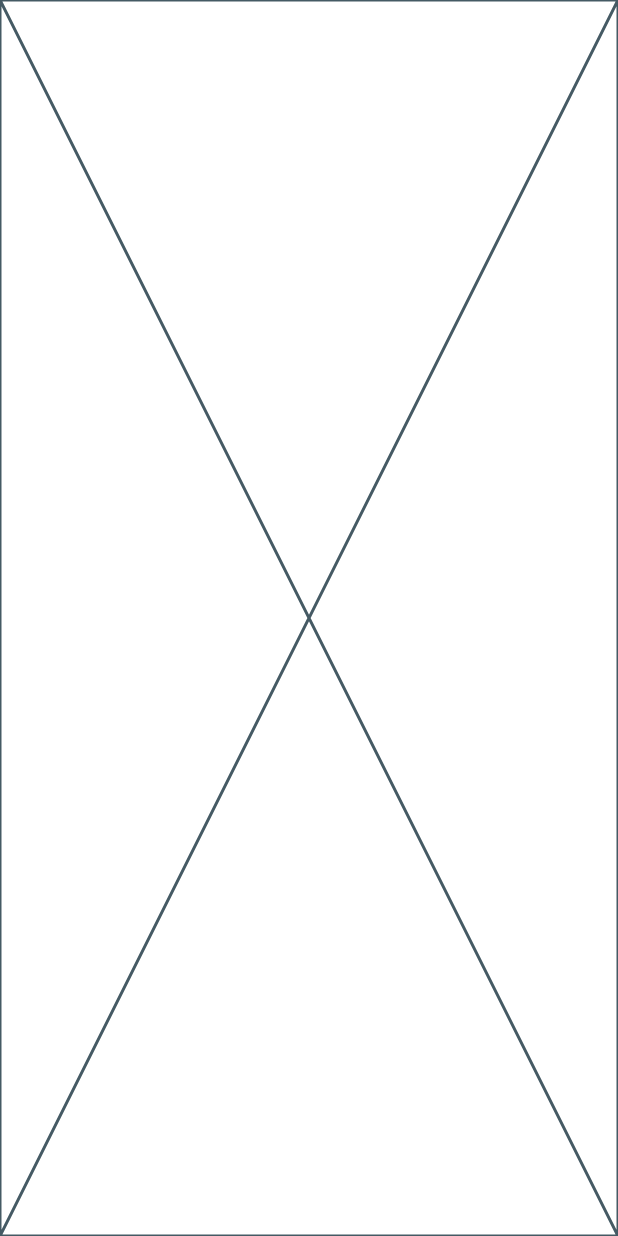
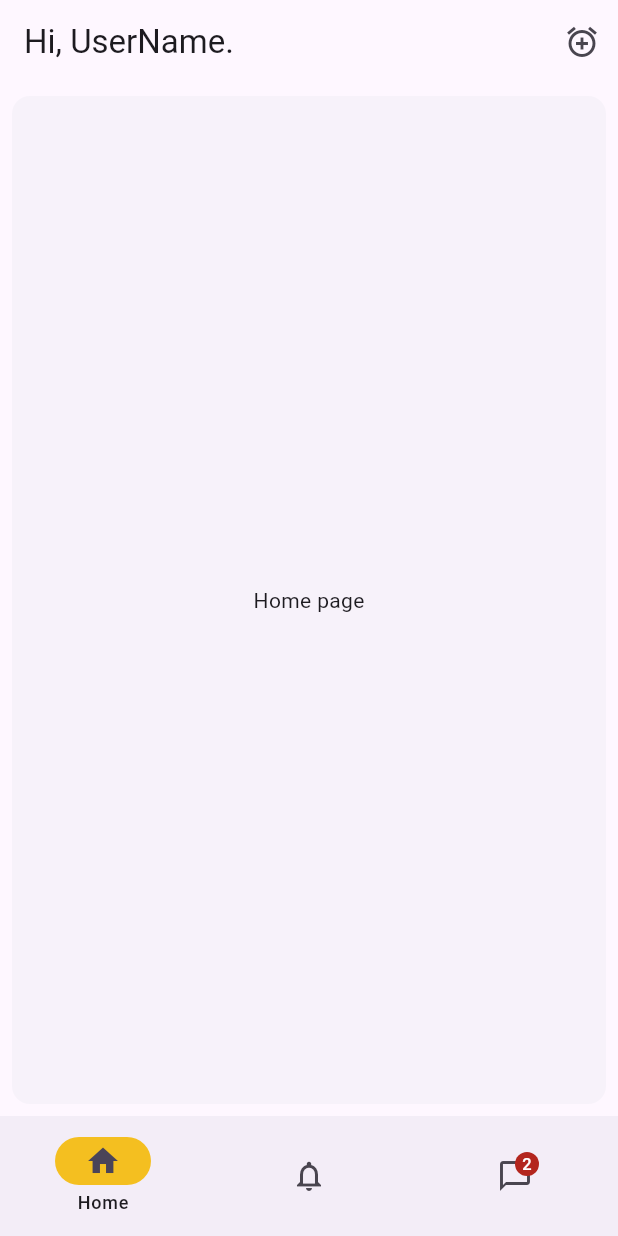
Before and after one commit to DinukaPrasad/Expenses_Tracker_app, a Flutter app: the screen it shows after launch, on a phone screen of 412 x 824 dp. Run offline on Flutter 3.47's test engine with Material 3 defaults, Android fonts, the phone set to English and light mode, and no system bars.

Commit message:
create home page code

```diff
--- /dev/null
+++ b/devtools_options.yaml
@@ -0,0 +1,3 @@
+description: This file stores settings for Dart & Flutter DevTools.
+documentation: https://docs.flutter.dev/tools/devtools/extensions#configure-extension-enablement-states
+extensions:
--- a/lib/home_page.dart
+++ b/lib/home_page.dart
@@ -8,10 +8,139 @@ class HomePage extends StatefulWidget {
 }
 
 class _HomePageState extends State<HomePage> {
+
+  int currentPageIndex = 0;
+  NavigationDestinationLabelBehavior labelBehavior = NavigationDestinationLabelBehavior.onlyShowSelected;
+
   @override
   Widget build(BuildContext context) {
-    return const Placeholder(
 
+
+    return Scaffold(
+      //app bar
+      appBar: AppBar(
+        title: const Text('Hi, UserName.'),
+        actions: [
+          IconButton(
+            icon: const Icon(Icons.alarm_add_outlined),
+            tooltip: 'Notification',
+            onPressed: () {
+
+            },
+
+          ),
+        ],
+      ),
+
+      //navigation bar
+      bottomNavigationBar: NavigationBar(
+        labelBehavior: labelBehavior,
+         onDestinationSelected: (int index) {
+          setState(() {
+            currentPageIndex = index;
+          });
+         },
+         indicatorColor: const Color.fromARGB(255, 244, 191, 32),
+         selectedIndex: currentPageIndex,
+         destinations: <Widget>[
+            NavigationDestination(
+              selectedIcon: Icon(Icons.home),
+              icon: Icon(Icons.home_outlined),
+              label: 'Home',
+            ),
+            NavigationDestination(
+              selectedIcon: Icon(Icons.notifications_sharp),
+              icon: Icon(Icons.notifications_none_outlined),
+              label: 'Notifications',
+            ),
+            NavigationDestination(
+              selectedIcon: Badge(
+                label: Text('2'),
+                child: Icon(Icons.messenger),
+              ),
+              icon: Badge(
+                label: Text('2'),
+                child: Icon(Icons.messenger_outline),
+              ),
+              label: 'Messages',
+            ),
+         ],
+        ),
+
+        body: <Widget>[
+          Card(
+            shadowColor: Colors.transparent,
+            margin: const EdgeInsets.all(8.0),
+            child: SizedBox(
+              child: Center(
+                child: Text(
+                  'Home page',
+                ),
+              ),
+            ),
+          ),
+
+          ///notification page
+          const Padding(
+            padding: EdgeInsets.all(8.0),
+              child: Column(
+                children: [
+                  Card(
+                    child: ListTile(
+                      leading: Icon(Icons.notifications_sharp),
+                      title: Text('Notification 1'),
+                      subtitle: Text('This is a notification'),
+                    ),
+                  ),
+                  Card(
+                    child: ListTile(
+                      leading: Icon(Icons.notifications_sharp),
+                      title: Text('Notification 2'),
+                      subtitle: Text('This is a notification'),
+                    ),
+                  ),
+                ],
+              ),
+            ),
+
+            ///Message page
+            ListView.builder(
+              reverse: true,
+              itemCount: 2,
+              itemBuilder: (BuildContext context , int index){
+                if(index == 0){
+                  return Align(
+                    alignment: Alignment.centerRight,
+                    child: Container(
+                      margin: const EdgeInsets.all(8.0),
+                      padding: const EdgeInsets.all(8.0),
+                      decoration: BoxDecoration(
+                        color: Colors.blueAccent,
+                        borderRadius: BorderRadius.circular(8.0),
+                      ),
+                      child: Text(
+                        'Hellow',
+                      ),
+                    ),
+                  );
+                }
+                return Align(
+                    alignment: Alignment.centerLeft,
+                    child: Container(
+                      margin: const EdgeInsets.all(8.0),
+                      padding: const EdgeInsets.all(8.0),
+                      decoration: BoxDecoration(
+                        color: Colors.blueAccent,
+                        borderRadius: BorderRadius.circular(8.0),
+                      ),
+                      child: Text(
+                        'HI!',
+                      ),
+                    ),
+                  );
+              }
+            )
+        ][currentPageIndex],
     );
   }
 }
--- a/lib/main.dart
+++ b/lib/main.dart
@@ -1,37 +1,21 @@
-import 'package:expenses_log/home_page.dart';
+import 'package:expenses_tracker/home_page.dart';
 import 'package:flutter/material.dart';
 
 void main() {
-  runApp(const MyApp());
+  runApp(MyApp());
 }
 
 class MyApp extends StatelessWidget {
   const MyApp({super.key});
 
-  // This widget is the root of your application.
   @override
   Widget build(BuildContext context) {
     return MaterialApp(
-      title: 'Flutter Demo',
+      title: 'Expenses Tracker',
       theme: ThemeData(
-        // This is the theme of your application.
-        //
-        // TRY THIS: Try running your application with "flutter run". You'll see
-        // the application has a purple toolbar. Then, without quitting the app,
-        // try changing the seedColor in the colorScheme below to Colors.green
-        // and then invoke "hot reload" (save your changes or press the "hot
-        // reload" button in a Flutter-supported IDE, or press "r" if you used
-        // the command line to start the app).
-        //
-        // Notice that the counter didn't reset back to zero; the application
-        // state is not lost during the reload. To reset the state, use hot
-        // restart instead.
-        //
-        // This works for code too, not just values: Most code changes can be
-        // tested with just a hot reload.
-        colorScheme: ColorScheme.fromSeed(seedColor: Colors.deepPurple),
+        primarySwatch: Colors.purple,
       ),
-      home: const HomePage(),
+      home: HomePage(),
     );
   }
 }
--- a/pubspec.yaml
+++ b/pubspec.yaml
@@ -1,4 +1,4 @@
-name: expenses_log
+name: expenses_tracker
 description: "A new Flutter project."
 # The following line prevents the package from being accidentally published to
 # pub.dev using `flutter pub publish`. This is preferred for private packages.
@@ -34,6 +34,8 @@ dependencies:
   # The following adds the Cupertino Icons font to your application.
   # Use with the CupertinoIcons class for iOS style icons.
   cupertino_icons: ^1.0.8
+  english_words: ^4.0.0
+  provider: ^6.1.2
 
 dev_dependencies:
   flutter_test:
@@ -60,6 +62,8 @@ flutter:
   # To add assets to your application, add an assets section, like this:
   assets:
     - assets/images/
+    - assets/functions/
+    - assets/components/
 
   # An image asset can refer to one or more resolution-specific "variants", see
   # https://flutter.dev/to/resolution-aware-images
```
Also changed, not shown: analysis_options.yaml (+7 -0 lines), assets/images/img1.jpg (added), pubspec.lock, 1 other file.
